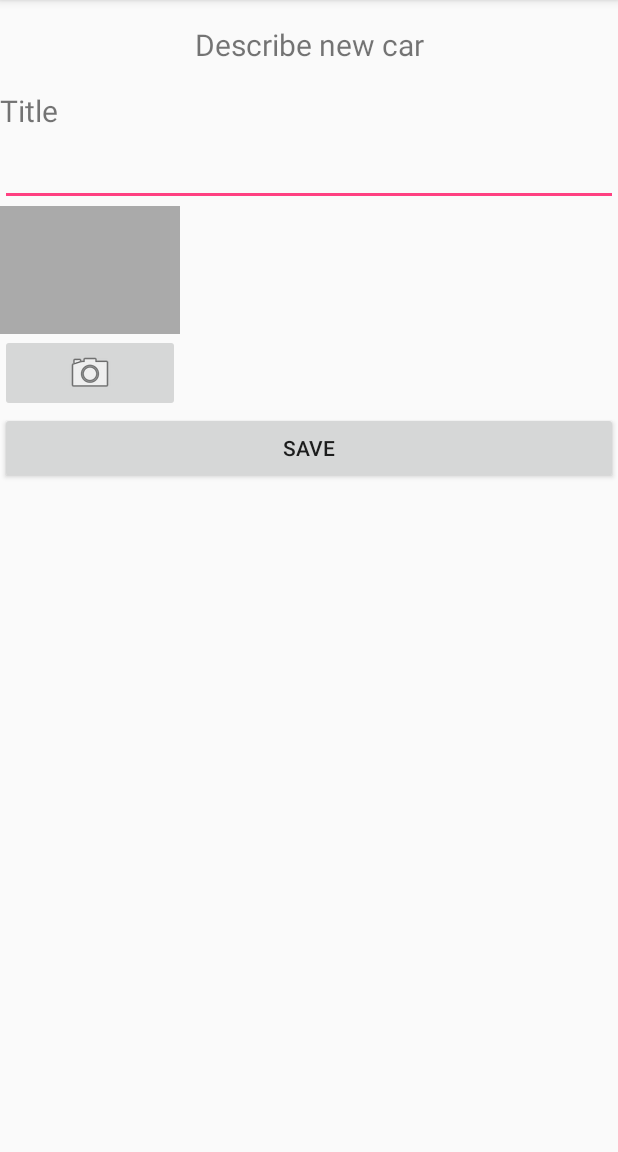
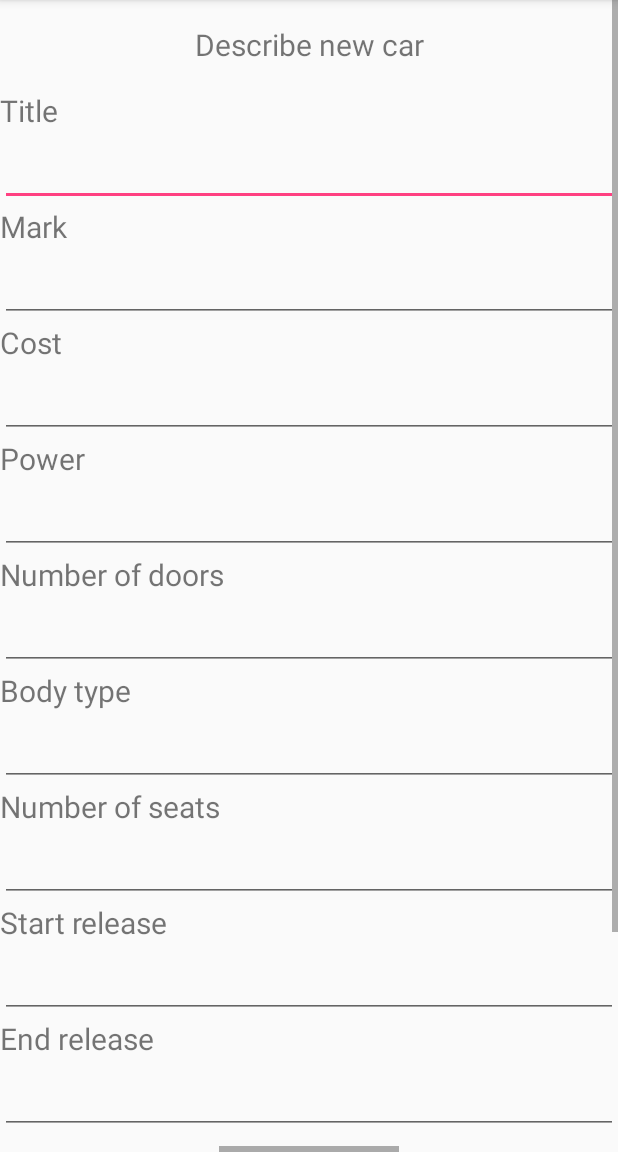
Before and after one commit to Alherd/CarsApp, an Android app: the screen it shows after launch (CarActivity), after a tap on "New car", on a phone screen of 412 x 824 dp, the part 84-1236 px from its top. Run offline under Robolectric (Android 15) with nearby library versions, the phone set to English and light mode, and no system bars.

Commit message:
update activity_car

```diff
--- a/app/src/main/java/com/example/alherd/carapp/database/DatabaseHelper.java
+++ b/app/src/main/java/com/example/alherd/carapp/database/DatabaseHelper.java
@@ -79,17 +79,17 @@ public class DatabaseHelper extends SQLiteOpenHelper {
                 COLUMN_DOORS_NUMBER_CAR_MODEL + "," + COLUMN_BODY_TYPE_CAR_MODEL + "," + COLUMN_SEATS_NUMBER_CAR_MODEL + "," +
                 COLUMN_RELEASE_START_CAR_MODEL + "," + COLUMN_RELEASE_END_CAR_MODEL + "," +
                 COLUMN_PHOTO_CAR_MODEL + ") VALUES " +
-//                "('Bronco V', '1', '23000', '526 Hp', '2', 'Coupe','2','2017', '-', 'res/drawable/bronvov.jpg')," +
-//                "('Edge II', '1', '28000', '280 Hp', '5', 'SUV','5','2015', '-', 'res/drawable/edge_ford.jpg')," +
-//                "('Avalon IV', '2', '40000', '268 Hp', '4', 'Sedan','5','2017', '2018', 'res/drawable/avalon_toyota.jpg')," +
-//                "('Duet', '2', '17000', '110 Hp', '5', 'Hatchback','5','2000', '-', 'res/drawable/duet_toyota.jpg')," +
-//                "('Matrix II', '2', '20000', '160 Hp', '5', 'Hatchback','5','2008', '-', 'res/drawable/matrix_toyota.jpg')," +
-//                "('Almera Classic', '3', '18000', '107 Hp', '4', 'Sedan','5','2006', '2013', 'res/drawable/almera_nissan.jpg')," +
-//                "('Maxima VIII', '3', '21000', '300 Hp', '4', 'Sedan','5','2015', '-', 'res/drawable/maxima_nissan.jpg')," +
-//                "('7er', '4', '26000', '450 Hp', '4', 'Sedan','5','2015', '-', 'res/drawable/er_bmw.jpg')," +
-//                "('Z3', '4', '8000', '231 Hp', '2', 'Cabriolet','2','2000', '2003', 'res/drawable/z_bmw.jpg')," +
-//                "('GLK', '5', '24000', '306 Hp', '5', 'SUV','5','2012', '-', 'res/drawable/glk_mers.jpg')," +
-//                "('Viano', '5', '15000', '224 Hp', '5', 'Minivan','6','2010', '-', 'res/drawable/viano_mers.jpg')," +
+                "('Bronco V', '1', '23000', '526 Hp', '2', 'Coupe','2','2017', '-', 'res/drawable/bronvov.jpg')," +
+                "('Edge II', '1', '28000', '280 Hp', '5', 'SUV','5','2015', '-', 'res/drawable/edge_ford.jpg')," +
+                "('Avalon IV', '2', '40000', '268 Hp', '4', 'Sedan','5','2017', '2018', 'res/drawable/avalon_toyota.jpg')," +
+                "('Duet', '2', '17000', '110 Hp', '5', 'Hatchback','5','2000', '-', 'res/drawable/duet_toyota.jpg')," +
+                "('Matrix II', '2', '20000', '160 Hp', '5', 'Hatchback','5','2008', '-', 'res/drawable/matrix_toyota.jpg')," +
+                "('Almera Classic', '3', '18000', '107 Hp', '4', 'Sedan','5','2006', '2013', 'res/drawable/almera_nissan.jpg')," +
+                "('Maxima VIII', '3', '21000', '300 Hp', '4', 'Sedan','5','2015', '-', 'res/drawable/maxima_nissan.jpg')," +
+                "('7er', '4', '26000', '450 Hp', '4', 'Sedan','5','2015', '-', 'res/drawable/er_bmw.jpg')," +
+                "('Z3', '4', '8000', '231 Hp', '2', 'Cabriolet','2','2000', '2003', 'res/drawable/z_bmw.jpg')," +
+                "('GLK', '5', '24000', '306 Hp', '5', 'SUV','5','2012', '-', 'res/drawable/glk_mers.jpg')," +
+                "('Viano', '5', '15000', '224 Hp', '5', 'Minivan','6','2010', '-', 'res/drawable/viano_mers.jpg')," +
                 "('Passat Alltrack', '6', '22000', '220 Hp', '5', 'SUV','5','2015', '-', 'res/drawable/passat_volks.jpg');");
     }
 
--- a/app/src/main/res/layout/activity_car.xml
+++ b/app/src/main/res/layout/activity_car.xml
@@ -1,4 +1,10 @@
 <?xml version="1.0" encoding="utf-8"?>
+<ScrollView xmlns:android="http://schemas.android.com/apk/res/android"
+    xmlns:tools="http://schemas.android.com/tools"
+    android:layout_width="match_parent"
+    android:layout_height="match_parent"
+    tools:context=".activities.CarActivity">
+
     <android.support.constraint.ConstraintLayout xmlns:android="http://schemas.android.com/apk/res/android"
         xmlns:app="http://schemas.android.com/apk/res-auto"
         xmlns:tools="http://schemas.android.com/tools"
@@ -28,13 +34,129 @@
             android:layout_height="50dp"
             app:layout_constraintTop_toBottomOf="@id/title_model_text_view" />
 
+        <TextView
+            android:id="@+id/mark_model_text_view"
+            android:layout_width="match_parent"
+            android:layout_height="wrap_content"
+            android:text="Mark"
+            android:textSize="20dp"
+            app:layout_constraintTop_toBottomOf="@id/title_model_edit_text" />
+
+        <EditText
+            android:id="@+id/mark_model_edit_text"
+            android:layout_width="match_parent"
+            android:layout_height="50dp"
+            app:layout_constraintTop_toBottomOf="@id/mark_model_text_view" />
+
+        <TextView
+            android:id="@+id/cost_model_text_view"
+            android:layout_width="match_parent"
+            android:layout_height="wrap_content"
+            android:text="Cost"
+            android:textSize="20dp"
+            app:layout_constraintTop_toBottomOf="@id/mark_model_edit_text" />
+
+        <EditText
+            android:id="@+id/cost_model_edit_text"
+            android:layout_width="match_parent"
+            android:layout_height="50dp"
+            app:layout_constraintTop_toBottomOf="@id/cost_model_text_view" />
+
+        <TextView
+            android:id="@+id/power_model_text_view"
+            android:layout_width="match_parent"
+            android:layout_height="wrap_content"
+            android:text="Power"
+            android:textSize="20dp"
+            app:layout_constraintTop_toBottomOf="@id/cost_model_edit_text" />
+
+        <EditText
+            android:id="@+id/power_model_edit_text"
+            android:layout_width="match_parent"
+            android:layout_height="50dp"
+            app:layout_constraintTop_toBottomOf="@id/power_model_text_view" />
+
+        <TextView
+            android:id="@+id/doors_number_model_text_view"
+            android:layout_width="match_parent"
+            android:layout_height="wrap_content"
+            android:text="Number of doors"
+            android:textSize="20dp"
+            app:layout_constraintTop_toBottomOf="@id/power_model_edit_text" />
+
+        <EditText
+            android:id="@+id/doors_number_model_edit_text"
+            android:layout_width="match_parent"
+            android:layout_height="50dp"
+            app:layout_constraintTop_toBottomOf="@id/doors_number_model_text_view" />
+
+        <TextView
+            android:id="@+id/body_type_model_text_view"
+            android:layout_width="match_parent"
+            android:layout_height="wrap_content"
+            android:text="Body type"
+            android:textSize="20dp"
+            app:layout_constraintTop_toBottomOf="@id/doors_number_model_edit_text" />
+
+        <EditText
+            android:id="@+id/body_type_model_edit_text"
+            android:layout_width="match_parent"
+            android:layout_height="50dp"
+            app:layout_constraintTop_toBottomOf="@id/body_type_model_text_view" />
+
+        <TextView
+            android:id="@+id/seats_number_model_text_view"
+            android:layout_width="match_parent"
+            android:layout_height="wrap_content"
+            android:text="Number of seats"
+            android:textSize="20dp"
+            app:layout_constraintTop_toBottomOf="@id/body_type_model_edit_text" />
+
+        <EditText
+            android:id="@+id/seats_number_model_edit_text"
+            android:layout_width="match_parent"
+            android:layout_height="50dp"
+            app:layout_constraintTop_toBottomOf="@id/seats_number_model_text_view" />
+
+        <TextView
+            android:id="@+id/start_release_model_text_view"
+            android:layout_width="match_parent"
+            android:layout_height="wrap_content"
+            android:text="Start release"
+            android:textSize="20dp"
+            app:layout_constraintTop_toBottomOf="@id/seats_number_model_edit_text" />
+
+        <EditText
+            android:id="@+id/start_release_model_edit_text"
+            android:layout_width="match_parent"
+            android:layout_height="50dp"
+            app:layout_constraintTop_toBottomOf="@id/start_release_model_text_view" />
+
+        <TextView
+            android:id="@+id/end_release_model_text_view"
+            android:layout_width="match_parent"
+            android:layout_height="wrap_content"
+            android:text="End release"
+            android:textSize="20dp"
+            app:layout_constraintTop_toBottomOf="@id/start_release_model_edit_text" />
+
+        <EditText
+            android:id="@+id/end_release_model_edit_text"
+            android:layout_width="match_parent"
+            android:layout_height="50dp"
+            app:layout_constraintTop_toBottomOf="@id/end_release_model_text_view" />
+
+
         <LinearLayout
             android:id="@+id/photo_linear_layout"
             android:layout_width="wrap_content"
             android:layout_height="wrap_content"
-        android:layout_marginRight="4dp"
+            android:layout_marginTop="8dp"
+            android:gravity="center"
+            app:layout_constraintLeft_toLeftOf="parent"
+            app:layout_constraintRight_toRightOf="parent"
             android:orientation="vertical"
-        app:layout_constraintTop_toBottomOf="@id/title_model_edit_text">
+            app:layout_constraintTop_toBottomOf="@id/end_release_model_edit_text">
 
             <ImageView
                 android:id="@+id/crime_photo"
@@ -58,3 +180,4 @@
             android:text="@string/save_button"
             app:layout_constraintTop_toBottomOf="@id/photo_linear_layout" />
     </android.support.constraint.ConstraintLayout>
+</ScrollView>
```
Lines whose indentation alone changed are shown as unchanged.
